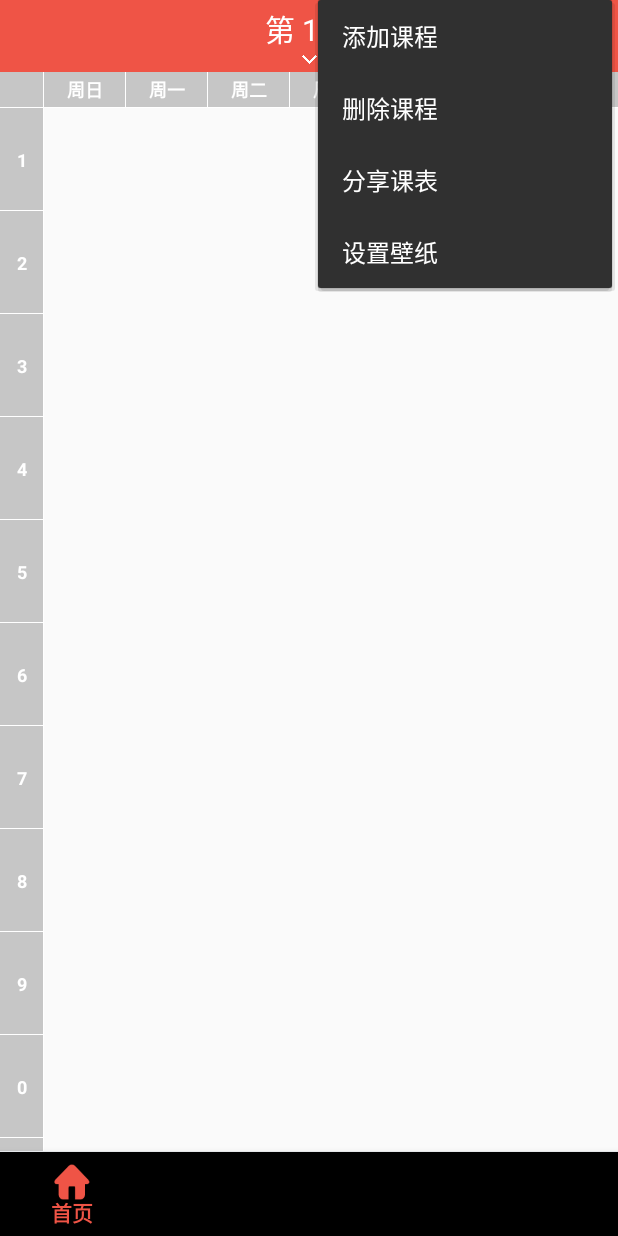
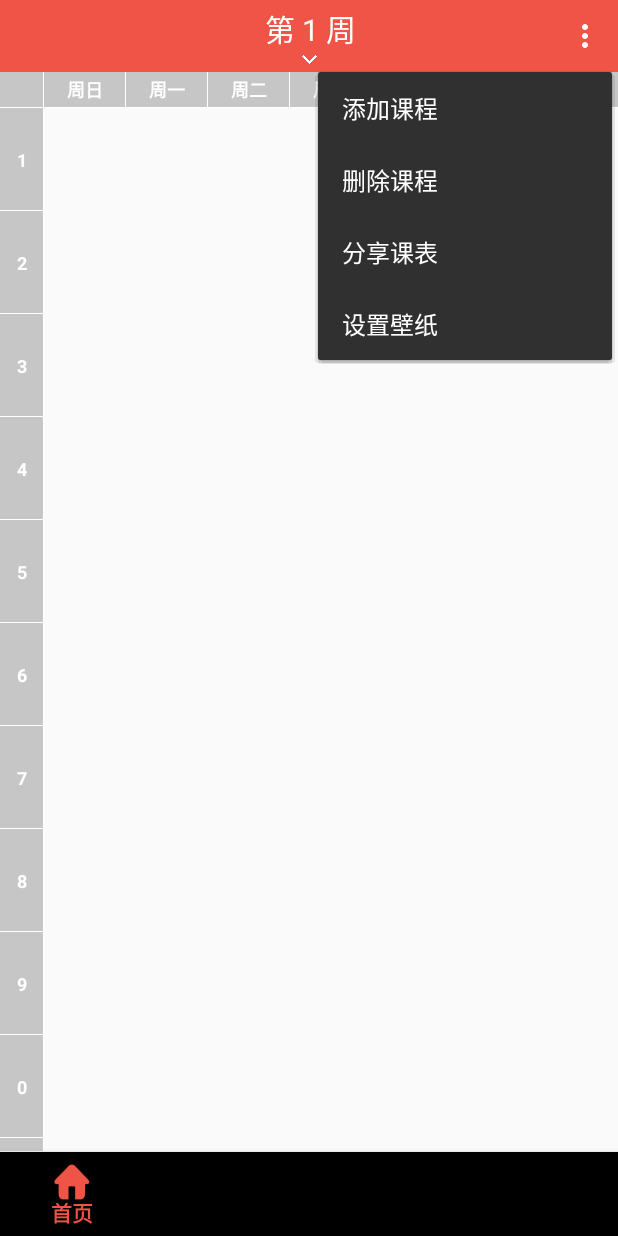
Before and after one commit to Stusyllabus-Android/SyllabusApplication, an Android app: the fragment SyllabusFragment placed in its activity, with the options menu open, on a phone screen of 412 x 824 dp. Run offline under Robolectric (Android 15) with nearby library versions, the phone set to English and light mode, and no system bars; our stand-ins replace ButterKnife, Dagger/Hilt's generated code, RxJava; libraries missing offline, so code that uses them is left out: com.balysv.materialripple, com.bigkoo.pickerview, com.facebook.drawee, com.franmontiel.persistentcookiejar, com.jakewharton.retrofit2; pictures from the network do not load; 6 statements that could not run were skipped.

Commit message:
设置menu的样式

```diff
--- a/app/src/main/java/com/stu/syllabus/main/fragment/SyllabusFragment.java
+++ b/app/src/main/java/com/stu/syllabus/main/fragment/SyllabusFragment.java
@@ -19,6 +19,7 @@ import android.widget.TextView;
 
 import androidx.annotation.NonNull;
 import androidx.annotation.Nullable;
+import androidx.appcompat.app.AppCompatActivity;
 import androidx.appcompat.widget.Toolbar;
 import androidx.core.graphics.ColorUtils;
 import androidx.recyclerview.widget.RecyclerView;
@@ -136,6 +137,7 @@ public class SyllabusFragment extends BaseFragment implements SyllabusContract.v
         showDate();
         showTime();
         initGridLayout();
+        ((AppCompatActivity) getActivity()).setSupportActionBar(toolbar);
         currentSemester = syllabusPresenter.getCurrentSemester();
         gridLayout.setColumnCount(7);
         gridLayout.setRowCount(13);
@@ -355,7 +357,7 @@ public class SyllabusFragment extends BaseFragment implements SyllabusContract.v
             case R.id.addLesson: ToastUtil.showShort(getContext(), "添加课表"); break;
             case R.id.deleteLesson: ToastUtil.showShort(getContext(), "删除课表"); break;
             case R.id.shareSyllabus: ToastUtil.showShort(getContext(), "分享课表"); break;
-            case R.id.setWapPaper: ToastUtil.showShort(getContext(), "设置壁纸"); break;
+            case R.id.setWallPaper: ToastUtil.showShort(getContext(), "设置壁纸"); break;
         }
         return super.onOptionsItemSelected(item);
     }
--- a/app/src/main/res/layout/fragment_syllabus.xml
+++ b/app/src/main/res/layout/fragment_syllabus.xml
@@ -18,7 +18,7 @@
         android:gravity="center_vertical"
         android:theme="@style/AppTheme.PopupOverlay"
         app:titleTextColor="@android:color/white"
-        app:menu="@menu/syllabus_menu">
+        app:popupTheme="@style/SyllabusMenu">
 
         <LinearLayout
             android:id="@+id/weekTitleLayout"
@@ -77,5 +77,9 @@
                     android:layout_height="match_parent"/>
         </LinearLayout>
     </ScrollView>
+<!--    <androidx.viewpager.widget.ViewPager-->
+<!--        android:id="@+id/syllabusViewPager"-->
+<!--        android:layout_width="match_parent"-->
+<!--        android:layout_height="match_parent"/>-->
 
 </LinearLayout>
--- a/app/src/main/res/menu/syllabus_menu.xml
+++ b/app/src/main/res/menu/syllabus_menu.xml
@@ -1,11 +1,15 @@
 <?xml version="1.0" encoding="utf-8"?>
 <menu xmlns:android="http://schemas.android.com/apk/res/android">
     <item android:id="@+id/addLesson"
+        android:icon="@drawable/icon_add_lesson"
         android:title="添加课程"/>
     <item android:id="@+id/deleteLesson"
+        android:icon="@drawable/icon_delete_lesson"
         android:title="删除课程"/>
     <item android:id="@+id/shareSyllabus"
+        android:icon="@drawable/icon_share_lesson"
         android:title="分享课表"/>
-    <item android:id="@+id/setWapPaper"
+    <item android:id="@+id/setWallPaper"
+        android:icon="@drawable/icon_set_wallpaper"
         android:title="设置壁纸"/>
 </menu>
--- a/app/src/main/res/values/strings.xml
+++ b/app/src/main/res/values/strings.xml
@@ -11,4 +11,9 @@
     <string name="home_wireless_data">查看流量</string>
     <string name="home_book">预约</string>
 
+    <style name="SyllabusMenu" parent="Widget.AppCompat.PopupMenu.Overflow">
+        <item name="overlapAnchor">false</item>
+        <item name="android:popupBackground">@color/defaultLightBackground</item>
+    </style>
+
 </resources>
```
Also changed, not shown: app/src/main/res/drawable-xxhdpi/icon_add_lesson.png (added), app/src/main/res/drawable-xxhdpi/icon_delete_lesson.png (added), app/src/main/res/drawable-xxhdpi/icon_set_wallpaper.png (added), app/src/main/res/drawable-xxhdpi/icon_share_lesson.png (added).
